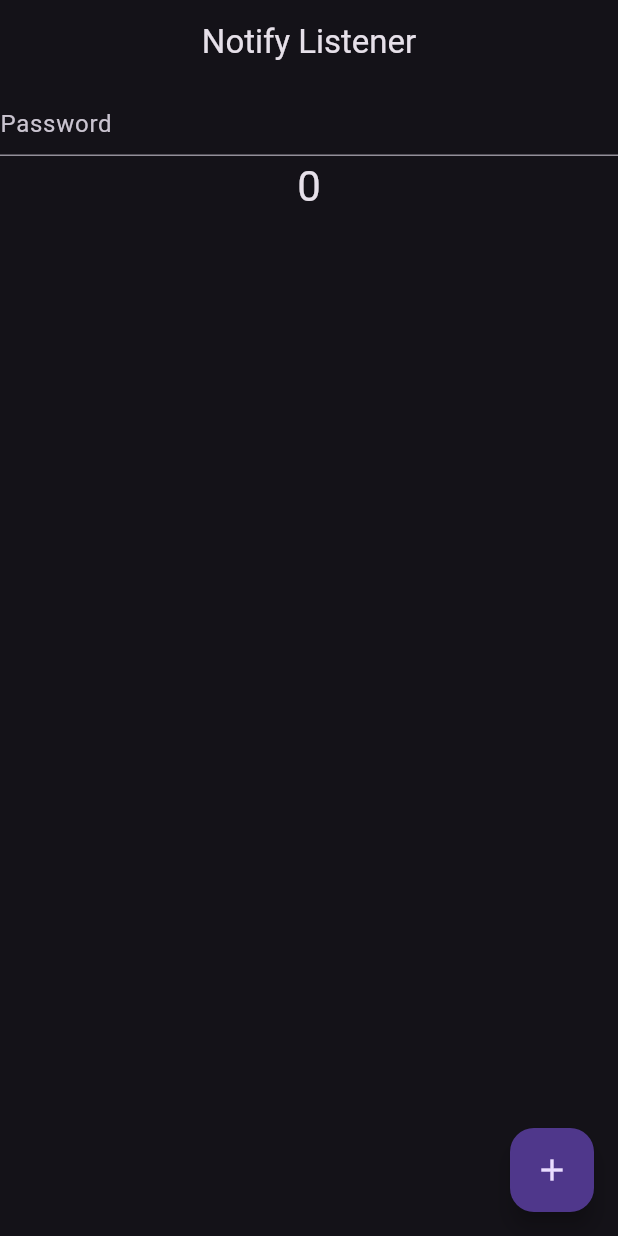
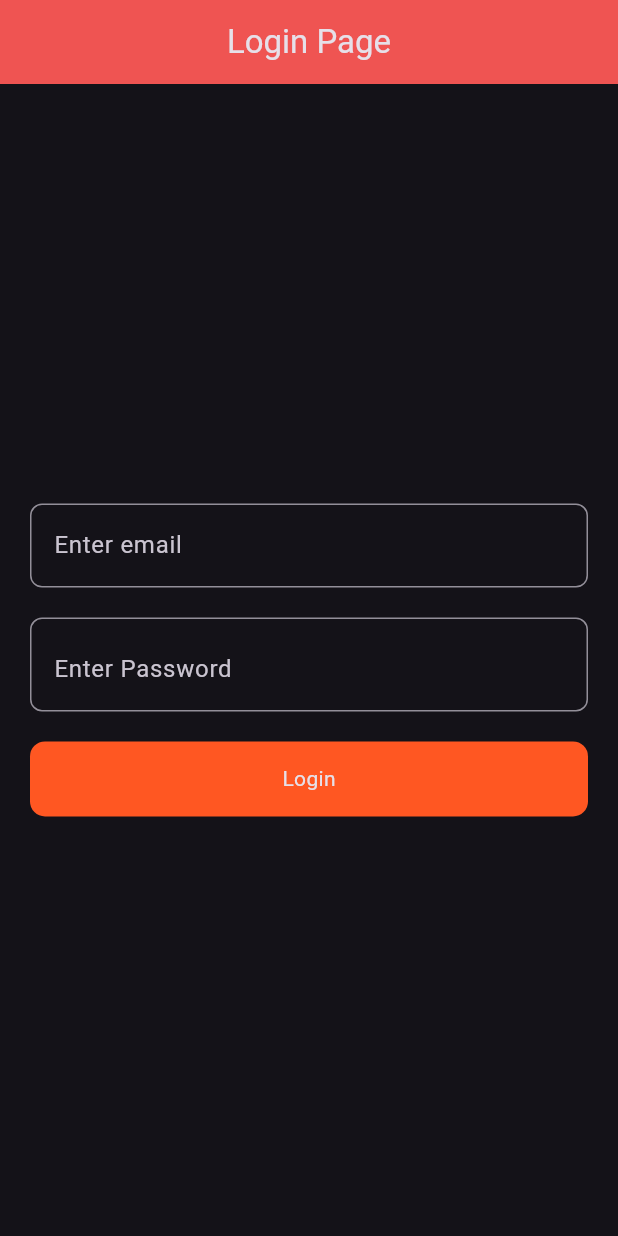
Before and after one commit to SandipGyawali/flutter_provider, a Flutter app: the screen it shows after launch, on a phone screen of 412 x 824 dp. Run offline on Flutter 3.47's test engine with Material 3 defaults, Android fonts, the phone set to English and light mode, and no system bars.

Commit message:
login page slicing with dummy api call, provider states refactor

```diff
--- a/lib/main.dart
+++ b/lib/main.dart
@@ -1,21 +1,13 @@
 import 'package:flutter/material.dart';
-import 'package:flutter_provider/pages/example_one_screen.dart';
-import 'package:flutter_provider/pages/value_notify_listener.dart';
-import 'package:flutter_provider/provider/counter_provider.dart';
-import 'package:flutter_provider/provider/example_one_provider.dart';
-import 'package:flutter_provider/provider/favorite_provider.dart';
+import 'package:flutter_provider/pages/login.dart';
+import 'package:flutter_provider/provider/index.dart';
 import 'package:flutter_provider/provider/theme_provider.dart';
 import 'package:provider/provider.dart';
 
 void main() {
   runApp(
     MultiProvider(
-      providers: [
-        ChangeNotifierProvider(create: (_) => ExampleOneProvider()),
-        ChangeNotifierProvider(create: (_) => CounterProvider()),
-        ChangeNotifierProvider(create: (_) => FavoriteProvider()),
-        ChangeNotifierProvider(create: (_) => ThemeProvider()),
-      ],
+      providers: Providers.providers,
       child: const MyApp(),
     ),
   );
@@ -30,7 +22,7 @@ class MyApp extends StatelessWidget {
 
     return MaterialApp(
       debugShowCheckedModeBanner: false,
-      home: NotifyListener(),
+      home: const Login(),
       themeMode: themeProvider.getThemeMode,
       theme: ThemeData(
         brightness: Brightness.light,
--- /dev/null
+++ b/lib/pages/login.dart
@@ -0,0 +1,112 @@
+import 'package:flutter/material.dart';
+import 'package:flutter_provider/provider/auth_provider.dart';
+import 'package:provider/provider.dart';
+
+class Login extends StatefulWidget {
+  @override
+  const Login({super.key});
+
+  @override
+  State<Login> createState() => _Login();
+}
+
+class _Login extends State<Login> {
+  //email and password controller.
+  TextEditingController emailController = TextEditingController();
+  TextEditingController passwordController = TextEditingController();
+  bool _toggle = true;
+
+  @override
+  Widget build(BuildContext context) {
+    final authProvider = Provider.of<AuthProvider>(context);
+
+    return Scaffold(
+      appBar: AppBar(
+        title: const Text("Login Page"),
+        centerTitle: true,
+        backgroundColor: Colors.red,
+        elevation: 20,
+      ),
+      body: Padding(
+        padding: const EdgeInsets.all(20),
+        child: Column(
+          mainAxisAlignment: MainAxisAlignment.center,
+          crossAxisAlignment: CrossAxisAlignment.center,
+          children: [
+            TextFormField(
+              decoration: InputDecoration(
+                hintText: "Enter email",
+                border: OutlineInputBorder(
+                  borderSide:
+                      const BorderSide(color: Colors.white38, width: 2.0),
+                  borderRadius: BorderRadius.circular(8.0),
+                ),
+                focusedBorder: OutlineInputBorder(
+                  borderSide:
+                      const BorderSide(color: Colors.white60, width: 2.0),
+                  borderRadius: BorderRadius.circular(8.0),
+                ),
+              ),
+              controller: passwordController,
+            ),
+            const SizedBox(height: 20),
+            TextFormField(
+              obscureText: _toggle,
+              decoration: InputDecoration(
+                suffix: InkWell(
+                  onTap: () {
+                    setState(() {
+                      _toggle = !_toggle;
+                    });
+                  },
+                  child: Icon(
+                    _toggle ? Icons.visibility : Icons.visibility_off,
+                    color: Colors.white60,
+                  ),
+                ),
+                hintText: "Enter Password",
+                border: OutlineInputBorder(
+                  borderSide:
+                      const BorderSide(color: Colors.white38, width: 2.0),
+                  borderRadius: BorderRadius.circular(8.0),
+                ),
+                focusedBorder: OutlineInputBorder(
+                  borderSide:
+                      const BorderSide(color: Colors.white60, width: 2.0),
+                  borderRadius: BorderRadius.circular(8.0),
+                ),
+              ),
+              autofillHints: const [AutofillHints.email],
+              controller: emailController,
+            ),
+            const SizedBox(height: 20),
+            InkWell(
+              onTap: () {
+                if (emailController.text.isEmpty ||
+                    passwordController.text.isEmpty) {
+                  print("Email and passwrod field cannot be empty");
+                } else {
+                  authProvider.login(
+                    emailController.text,
+                    passwordController.text,
+                  );
+                  print("Wow");
+                }
+              },
+              child: Container(
+                height: 50,
+                decoration: BoxDecoration(
+                  color: Colors.deepOrange,
+                  borderRadius: BorderRadius.circular(10),
+                ),
+                child: const Center(
+                  child: Text("Login"),
+                ),
+              ),
+            )
+          ],
+        ),
+      ),
+    );
+  }
+}
--- /dev/null
+++ b/lib/provider/auth_provider.dart
@@ -0,0 +1,29 @@
+import 'package:flutter/material.dart';
+import 'package:http/http.dart';
+
+class AuthProvider with ChangeNotifier {
+  bool _loading = false;
+  bool get loading => _loading;
+  void setLoading(bool val) {
+    _loading = val;
+    notifyListeners(); //notify the provider that the state has been updated.
+  }
+
+  void login(String email, String password) async {
+    try {
+      Response response =
+          await post(Uri.parse("https://reqres.in/api/login"), body: {
+        "email": email,
+        "password": password,
+      });
+
+      if (response.statusCode == 200) {
+        print("Successful ${response.body}");
+      } else {
+        print("Unsuccessful ${response.body}");
+      }
+    } catch (err) {
+      print(err.toString());
+    }
+  }
+}
--- a/pubspec.yaml
+++ b/pubspec.yaml
@@ -35,6 +35,7 @@ dependencies:
   # Use with the CupertinoIcons class for iOS style icons.
   cupertino_icons: ^1.0.6
   provider: ^6.1.2
+  http: ^1.2.2
 
 dev_dependencies:
   flutter_test:
```
Also changed, not shown: lib/provider/index.dart (added, +17 -0 lines), flutter_02.png (added), pubspec.lock.
